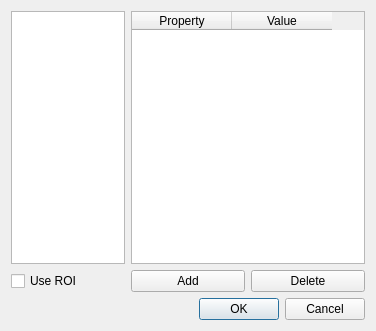
Above: src/cascade/roidlg.ui from mlz-ictrl/nicos before the change. Below: the same form after it.
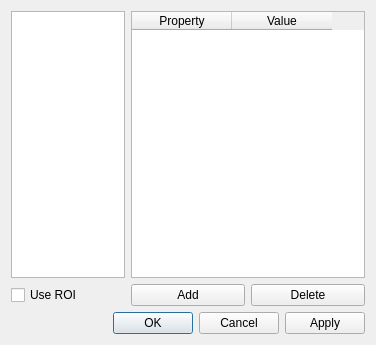
That is the form after the change.

Commit message: ok/apply/cancel buttons now behave correctly

The edit to the form file:
```diff
--- a/src/cascade/roidlg.ui
+++ b/src/cascade/roidlg.ui
@@ -7,7 +7,7 @@
     <x>0</x>
     <y>0</y>
     <width>376</width>
-    <height>331</height>
+    <height>345</height>
    </rect>
   </property>
   <property name="sizePolicy">
@@ -19,6 +19,8 @@
   <property name="windowTitle">
    <string>ROI</string>
   </property>
+  <layout class="QVBoxLayout" name="verticalLayout">
+   <item>
   <layout class="QGridLayout" name="gridLayout">
    <item row="0" column="0">
     <widget class="QListWidget" name="listRois">
@@ -77,13 +79,15 @@
      </property>
     </widget>
    </item>
-   <item row="2" column="1" colspan="2">
+    </layout>
+   </item>
+   <item>
     <widget class="QDialogButtonBox" name="buttonBox">
      <property name="orientation">
       <enum>Qt::Horizontal</enum>
      </property>
      <property name="standardButtons">
-      <set>QDialogButtonBox::Cancel|QDialogButtonBox::Ok</set>
+      <set>QDialogButtonBox::Apply|QDialogButtonBox::Cancel|QDialogButtonBox::Ok</set>
      </property>
     </widget>
    </item>
```
Lines whose indentation alone changed are shown as unchanged. The commit also changes 6 other files.
